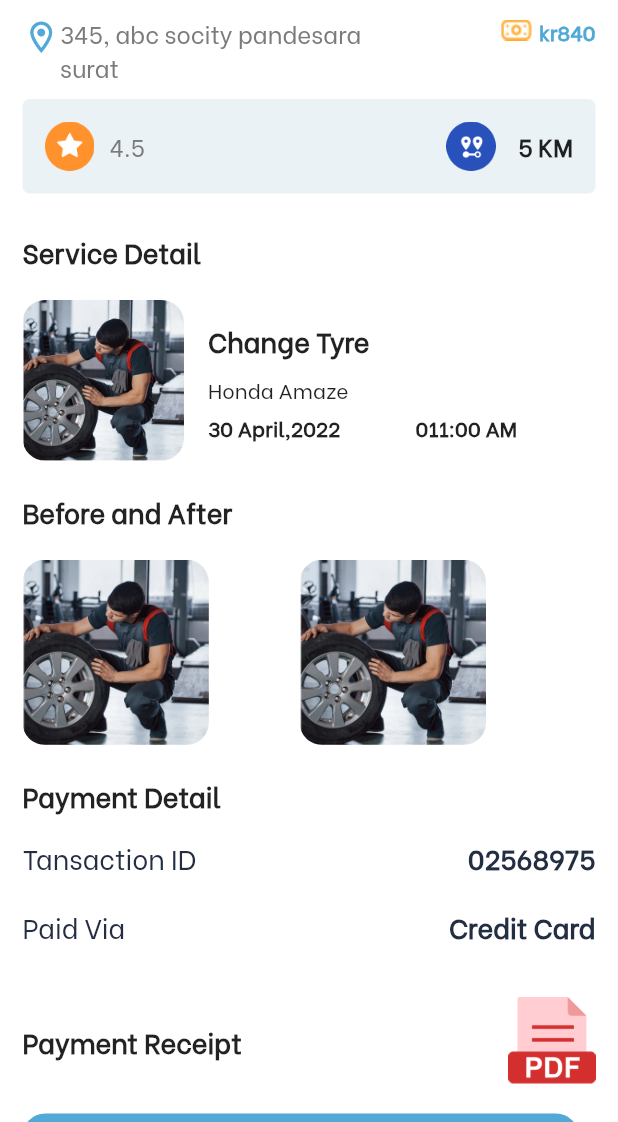
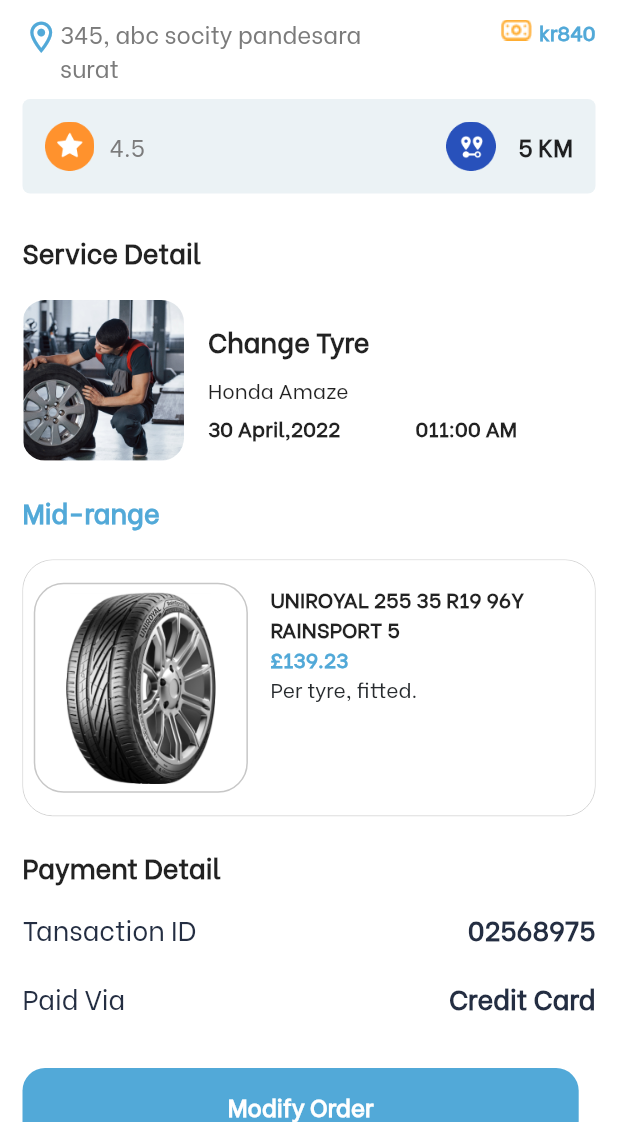
Before and after one commit to thecompl/NewTyreShifter, a Flutter app: the Immediate_service_detail screen opened directly, on a phone screen of 412 x 824 dp, the part 114-1236 px from its top. Run offline on Flutter 3.47's test engine with Material 2 defaults, Android fonts, the phone set to English and light mode, and no system bars; our stand-ins replace animated_splash_screen, device_info_plus, dio, expansion_tile_card, flutter_datetime_picker, flutter_rating_bar and 9 more; missing offline and left inert: country_pickers, dart:ffi, device_info_plus_web, flutter_verification_code, image_picker_for_web, otp_screen and 2 more; accounts and stored records are empty; project files that could hold a hidden picture were left out.

Commit message:
request order details updated

```diff
--- a/lib/Customer/Assistance_Cart.dart
+++ b/lib/Customer/Assistance_Cart.dart
@@ -94,6 +94,7 @@ class _Assistance_CartState extends State<Assistance_Cart> {
                         btnname: working,
                         btncolor: color.btncolor3,
                         quantity: '1',
+                        showqtyrow: true,
                         Ontap: () {
                           // nextScreen(
                           //     context,
--- a/lib/Customer/Immediate_service_detail.dart
+++ b/lib/Customer/Immediate_service_detail.dart
@@ -4,6 +4,7 @@ import 'package:flutter/material.dart';
 import 'package:tyreshifter/config/Color.dart';
 
 import '../Widget/Appbartext.dart';
+import '../Widget/Assistance_immediately_Cart.dart';
 import '../Widget/Button.dart';
 import '../Widget/ConfirmationDialog.dart';
 import '../Widget/Textfield.dart';
@@ -28,8 +29,11 @@ class _Immediate_service_detailState extends State<Immediate_service_detail> {
     return Scaffold(
       backgroundColor: color.white,
       appBar: PreferredSize(
-        preferredSize: Platform.isAndroid?  Size.fromHeight(appbarheight_android):Size.fromHeight(appbarheight_ios),
-        child: Appbartext(title: detail),),
+        preferredSize: Platform.isAndroid
+            ? Size.fromHeight(appbarheight_android)
+            : Size.fromHeight(appbarheight_ios),
+        child: Appbartext(title: detail),
+      ),
       // Appbartext().appbar(
       //     detail, TextStyles.withColor(TextStyles.mb16, color.black), context),
       body: SingleChildScrollView(
@@ -42,14 +46,12 @@ class _Immediate_service_detailState extends State<Immediate_service_detail> {
               SizedBox(
                 height: 10,
               ),
-
               Row(
                 mainAxisAlignment: MainAxisAlignment.spaceBetween,
                 crossAxisAlignment: CrossAxisAlignment.start,
                 children: [
                   Row(
-                    crossAxisAlignment:
-                    CrossAxisAlignment.start,
+                    crossAxisAlignment: CrossAxisAlignment.start,
                     children: [
                       Container(
                         height: 30,
@@ -67,8 +69,7 @@ class _Immediate_service_detailState extends State<Immediate_service_detail> {
                         child: Textfield().text(
                             "345, abc socity pandesara surat",
                             TextStyles.withColor(
-                                TextStyles.mn16,
-                                color.textgrey_color),
+                                TextStyles.mn16, color.textgrey_color),
                             TextAlign.left,
                             TextOverflow.ellipsis),
                       )
@@ -77,23 +78,17 @@ class _Immediate_service_detailState extends State<Immediate_service_detail> {
                   Container(
                     child: Row(
                       children: [
-                        Container(
-
-                            width: 30,
-                            child:
-                            Image.asset(tryeicon_img)),
+                        Container(width: 30, child: Image.asset(tryeicon_img)),
                         Textfield().text(
                           "kr840",
                           TextStyles.withColor(
-                              TextStyles.mb14,
-                              color.Primary_second_Color),
+                              TextStyles.mb14, color.Primary_second_Color),
                         )
                       ],
                     ),
                   ),
                 ],
               ),
-
               SizedBox(
                 height: 10,
               ),
@@ -173,30 +168,38 @@ class _Immediate_service_detailState extends State<Immediate_service_detail> {
               SizedBox(
                 height: 20,
               ),
-              Textfield().text(before_after, TextStyles.mb18),
+              Textfield().text(
+                  midrange,
+                  TextStyles.withColor(
+                      TextStyles.mb18, color.Primary_second_Color)),
               SizedBox(
                 height: 20,
               ),
               Container(
-                width: size.width * 0.75,
-                child: Row(
-                  mainAxisAlignment: MainAxisAlignment.spaceBetween,
-                  children: [
-                    ClipRRect(
-                      borderRadius: BorderRadius.circular(15),
-                      child: Image.asset(
-                        service_img,
-                        height: size.height * 0.15,
-                      ),
-                    ),
-                    ClipRRect(
-                      borderRadius: BorderRadius.circular(15),
-                      child: Image.asset(
-                        service_img,
-                        height: size.height * 0.15,
-                      ),
-                    ),
-                  ],
+                // elevation: 0,
+                decoration: BoxDecoration(
+                  borderRadius: BorderRadius.circular(20),
+                  border:
+                      Border.all(color: color.border_grey4_color, width: 0.5),
+                ),
+                child: Assistance_immediately_Cart(
+                  adddress: "Per tyre, fitted.",
+                  price: "£139.23",
+                  headtxt: 'UNIROYAL 255 35 R19 96Y RAINSPORT 5',
+                  Img: tyre_img,
+                  btnname: working,
+                  btncolor: color.btncolor3,
+                  quantity: '1',
+                  Ontap: () {
+                    // nextScreen(
+                    //     context,
+                    //     Assistance_tyreListDetail(
+                    //         // dropdown: true,
+                    //         // pagetype: booking_details,
+                    //         // status: working
+                    //         ));
+                  },
+                  Ontapdelete: () {},
                 ),
               ),
               SizedBox(
@@ -236,21 +239,21 @@ class _Immediate_service_detailState extends State<Immediate_service_detail> {
               SizedBox(
                 height: 35,
               ),
-              Row(
-                mainAxisAlignment: MainAxisAlignment.spaceBetween,
-                children: [
-                  Textfield().text(paymen_rec, TextStyles.mb18),
-                  Image.asset(
-                    pdf,
-                    height: size.height * 0.07,
-                  )
-                ],
-              ),
-              SizedBox(
-                height: 20,
-              ),
+              // Row(
+              //   mainAxisAlignment: MainAxisAlignment.spaceBetween,
+              //   children: [
+              //     Textfield().text(paymen_rec, TextStyles.mb18),
+              //     Image.asset(
+              //       pdf,
+              //       height: size.height * 0.07,
+              //     )
+              //   ],
+              // ),
+              // SizedBox(
+              //   height: 20,
+              // ),
               ElevatedButtons(
-                name: give_review,
+                name: modifyorder,
                 onTap: () {
                   showDialog(
                       context: context, builder: (context) => ReviewPopUp());
--- a/lib/Widget/Assistance_immediately_Cart.dart
+++ b/lib/Widget/Assistance_immediately_Cart.dart
@@ -20,6 +20,7 @@ class Assistance_immediately_Cart extends StatefulWidget {
   final bool? msg;
   final bool btntype;
   final bool showbtn;
+  final bool showqtyrow;
   final Function? Ontap;
   final Function? Ontapdelete;
   final btnname;
@@ -40,6 +41,7 @@ class Assistance_immediately_Cart extends StatefulWidget {
     this.btnname,
     this.btncolor,
     this.showbtn = true,
+    this.showqtyrow = false,
   }) : super(key: key);
 
   @override
@@ -58,13 +60,16 @@ class _Assistance_immediately_CartState
         // nextScreen(cntx, Booking_Details());
       },
       child: Padding(
-        padding: const EdgeInsets.only(bottom: 10),
+        padding: const EdgeInsets.only(bottom: 0),
         child: Container(
           // elevation: 0,
           decoration: BoxDecoration(
-            borderRadius: BorderRadius.circular(10),
+            borderRadius: BorderRadius.circular(20),
+            // border: Border.all(color: color.border_grey4_color, width: 0.5),
             color: color.white,
           ),
+          child: Padding(
+            padding: const EdgeInsets.all(7.0),
             child: Column(
               crossAxisAlignment: CrossAxisAlignment.start,
               children: [
@@ -76,7 +81,7 @@ class _Assistance_immediately_CartState
                     color: color.white,
                   ),
                   child: Padding(
-                  padding: const EdgeInsets.symmetric(vertical:8),
+                    padding: const EdgeInsets.symmetric(vertical: 8),
                     child: Column(
                       crossAxisAlignment: CrossAxisAlignment.start,
                       children: [
@@ -89,7 +94,7 @@ class _Assistance_immediately_CartState
                                   borderRadius:
                                       BorderRadius.all(Radius.circular(20)),
                                   border: Border.all(
-                                    color: color.border_grey4_color)),
+                                      color: color.border_grey4_color,)),
                               padding: EdgeInsets.symmetric(
                                   horizontal: 5, vertical: 5),
                               height: 140,
@@ -139,6 +144,7 @@ class _Assistance_immediately_CartState
                                     SizedBox(
                                       height: 5,
                                     ),
+                                    if (widget.showqtyrow == true)
                                       Row(
                                         crossAxisAlignment:
                                             CrossAxisAlignment.center,
@@ -147,21 +153,25 @@ class _Assistance_immediately_CartState
                                         children: [
                                           Container(
                                               child: Row(children: [
-                                        Textfield().text(qty, TextStyles.mb14),
+                                            Textfield()
+                                                .text(qty, TextStyles.mb14),
                                             SizedBox(
                                               width: 10,
                                             ),
                                             Container(
                                                 width: 90,
                                                 decoration: BoxDecoration(
-                                                borderRadius: BorderRadius.all(
-                                                    Radius.circular(20)),
+                                                    borderRadius:
+                                                        BorderRadius.all(
+                                                            Radius.circular(
+                                                                20)),
                                                     border: Border.all(
                                                         color: color
                                                             .Primary_second_Color,
                                                         width: 1)),
                                                 padding: EdgeInsets.symmetric(
-                                                horizontal: 10, vertical: 2),
+                                                    horizontal: 10,
+                                                    vertical: 2),
                                                 child: Row(
                                                   mainAxisAlignment:
                                                       MainAxisAlignment
@@ -198,7 +208,8 @@ class _Assistance_immediately_CartState
                                               onTap: () {
                                                 widget.Ontapdelete!();
                                               },
-                                          child: SvgPicture.string(trash_iconsvg),
+                                              child: SvgPicture.string(
+                                                  trash_iconsvg),
                                             ),
                                           )
                                         ],
@@ -217,6 +228,7 @@ class _Assistance_immediately_CartState
             ),
           ),
         ),
+      ),
     );
   }
 }
--- a/lib/config/string.dart
+++ b/lib/config/string.dart
@@ -27,6 +27,7 @@ final paymen_rec = "Payment Receipt";
 final payment_details = "Payment Detail";
 final before_after = "Before and After ";
 final give_review = "Give a review ";
+final modifyorder = "Modify Order";
 final sent_reuest = "Your request has been sent.";
 final view_req = "View My Requests";
 final notification = "Notification";
```
Lines whose indentation alone changed are shown as unchanged.
